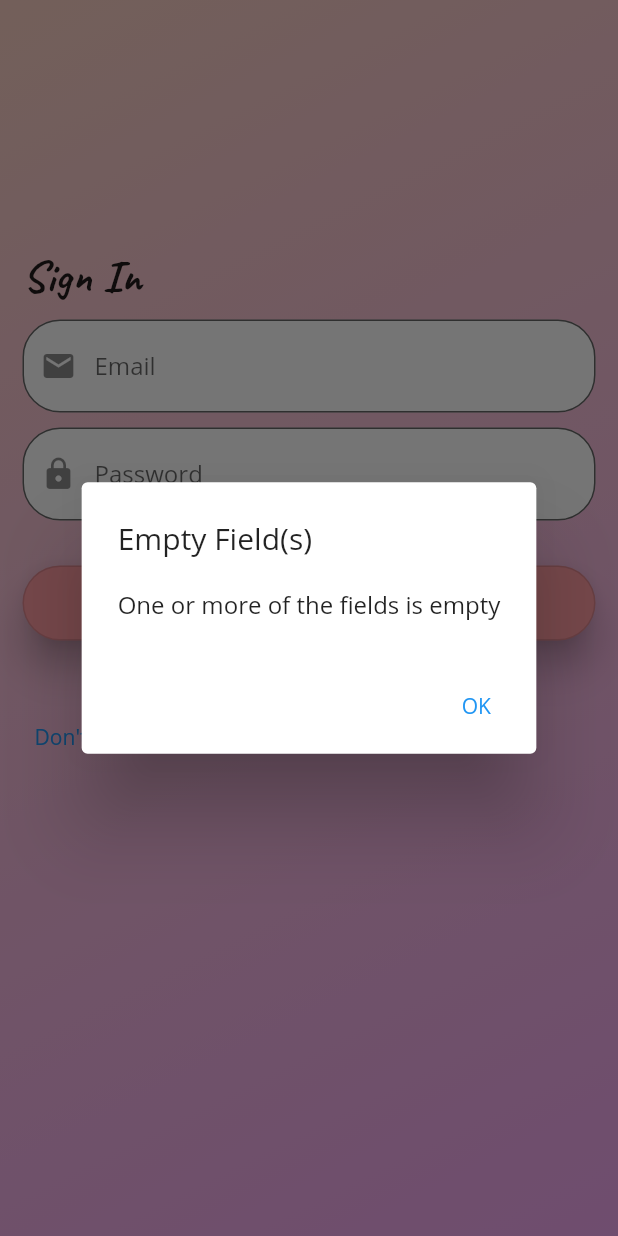
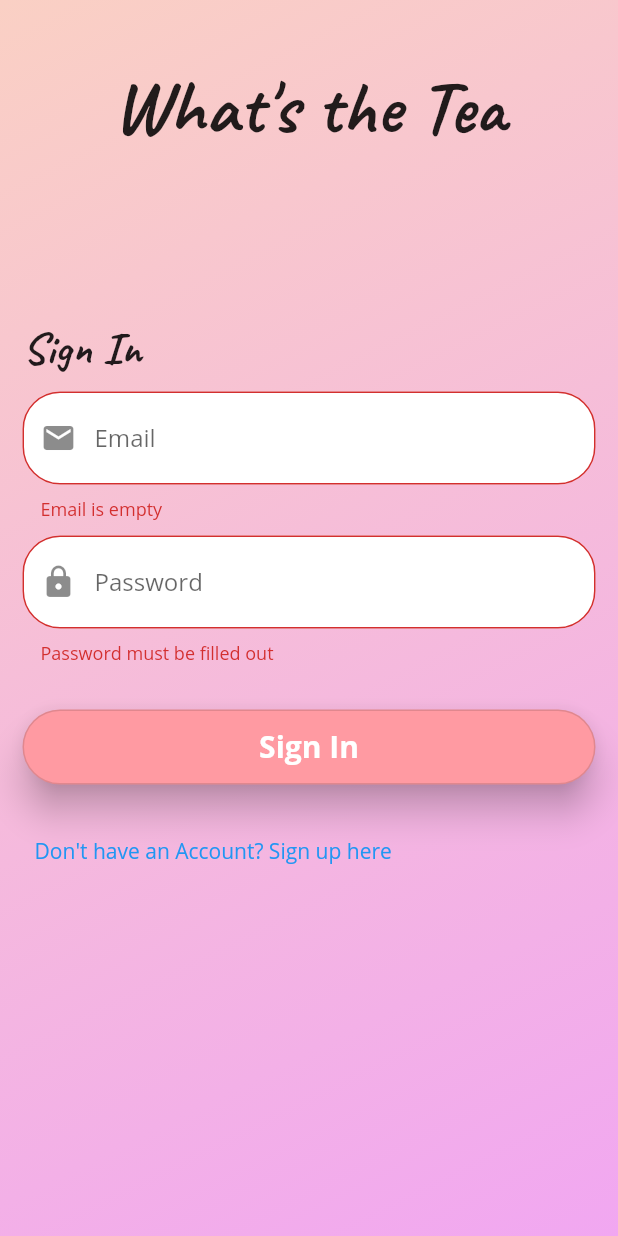
Before and after one commit to squach28/whats_the_tea, a Flutter app: the screen it shows after launch, after a tap on "Sign In", on a phone screen of 412 x 824 dp. Run offline on Flutter 3.47's test engine with Material 2 defaults, Android fonts, the phone set to English and light mode, and no system bars; our stand-ins replace cloud_firestore, firebase_auth, firebase_core; accounts and stored records are empty.

Commit message:
added validators to sign up and sign in

```diff
--- a/lib/view/sign_in.dart
+++ b/lib/view/sign_in.dart
@@ -16,6 +16,8 @@ class SignInPage extends StatefulWidget {
 
 class _SignInPageState extends State<SignInPage> {
   final auth = AuthService();
+  final formKey = GlobalKey<FormState>();
+  AutovalidateMode autoValidateMode = AutovalidateMode.disabled;
   final emailController = TextEditingController();
   final passwordController = TextEditingController();
   FocusNode emailFocus = FocusNode();
@@ -177,8 +179,18 @@ class _SignInPageState extends State<SignInPage> {
             child: Column(
               crossAxisAlignment: CrossAxisAlignment.start,
               children: <Widget>[
+                Center(
+                  child: Padding(
+                    padding: EdgeInsets.only(top: 25.0, bottom: 10.0),
+                    child: Text("What's the Tea",
+                        style: TextStyle(
+                        fontSize: 50.0,
+                        fontWeight: FontWeight.bold,
+                        fontFamily: 'Caveat'),),
+                  ),
+                ),
                 Padding(
-                  padding: EdgeInsets.only(top: 150.0, bottom: 10.0),
+                  padding: EdgeInsets.only(top: 100.0, bottom: 10.0),
                   child: Text(
                     'Sign In',
                     style: TextStyle(
@@ -187,13 +199,28 @@ class _SignInPageState extends State<SignInPage> {
                         fontFamily: 'Caveat'),
                   ),
                 ),
-                Column(children: <Widget>[
+                Form(
+                    key: formKey,
+                    autovalidateMode: autoValidateMode,
+                    child: Column(children: <Widget>[
                       Theme(
                         data: Theme.of(context).copyWith(
                             primaryColor: Color.fromARGB(255, 46, 25, 118)),
-                    child: TextField(
+                        child: TextFormField(
                           focusNode: emailFocus,
                           controller: emailController,
+                          validator: (value) {
+                            if (value.isEmpty) {
+                              return 'Email is empty';
+                            }
+                            if (!validateEmail(value)) {
+                              return 'The email is not valid';
+                            }
+                            return null;
+                          },
+                          onChanged: (value) {
+
+                          },
                           decoration: InputDecoration(
                             fillColor: Colors.white,
                             filled: true,
@@ -216,9 +243,15 @@ class _SignInPageState extends State<SignInPage> {
                       Theme(
                         data: Theme.of(context).copyWith(
                             primaryColor: Color.fromARGB(255, 46, 25, 118)),
-                    child: TextField(
+                        child: TextFormField(
                           focusNode: passwordFocus,
                           controller: passwordController,
+                          validator: (value) {
+                            if (value.isEmpty) {
+                              return 'Password must be filled out';
+                            }
+                            return null;
+                          },
                           decoration: InputDecoration(
                             fillColor: Colors.white,
                             filled: true,
@@ -238,7 +271,7 @@ class _SignInPageState extends State<SignInPage> {
                           obscureText: true,
                         ),
                       ),
-                ]),
+                    ])),
                 SizedBox(height: 30.0),
                 SizedBox(
                   width: double.infinity,
@@ -261,6 +294,7 @@ class _SignInPageState extends State<SignInPage> {
                                 borderRadius: new BorderRadius.circular(25.0))),
                       ),
                       onPressed: () async {
+                        if (formKey.currentState.validate()) {
                           bool signInSuccess = await signIn();
                           if (signInSuccess) {
                             Navigator.pushReplacement(
@@ -269,9 +303,14 @@ class _SignInPageState extends State<SignInPage> {
                                     builder: (BuildContext context) =>
                                         HomePage()));
                           }
+                        } else {
+                          setState(() {
+                            autoValidateMode = AutovalidateMode.always;
+                          });
+                        }
                       }),
                 ),
-                SizedBox(height: 40.0),
+                SizedBox(height: 20.0),
                 TextButton(
                     child: Text("Don't have an Account? Sign up here"),
                     onPressed: () {
--- a/lib/view/sign_up.dart
+++ b/lib/view/sign_up.dart
@@ -23,6 +23,8 @@ class SignUpPageState extends State<SignUpPage> {
   final confirmPasswordController = TextEditingController();
   final auth = AuthService(); // service to handle authentication
   final userService = UserService(); // service to handle firestore requests
+
+  AutovalidateMode autoValidateMode = AutovalidateMode.disabled;
 
   // validates an inputted string and returns true if the string is a valid email
   // returns false if the inputted string is not a valid email
@@ -233,6 +235,7 @@ class SignUpPageState extends State<SignUpPage> {
             ),
             Form(
                 key: formKey,
+                autovalidateMode: autoValidateMode,
                 child: Column(children: <Widget>[
                   Theme(
                     data: Theme.of(context).copyWith(
@@ -401,8 +404,7 @@ class SignUpPageState extends State<SignUpPage> {
                       obscureText: true,
                     ),
                   ),
-                ])),
-            SizedBox(height: 30.0),
+                  SizedBox(height: 15.0),
                   SizedBox(
                     width: double.infinity,
                     height: 50.0,
@@ -422,7 +424,8 @@ class SignUpPageState extends State<SignUpPage> {
                           elevation: MaterialStateProperty.all<double>(10.0),
                           shape: MaterialStateProperty.all<OutlinedBorder>(
                               RoundedRectangleBorder(
-                            borderRadius: new BorderRadius.circular(25.0))),
+                                  borderRadius:
+                                      new BorderRadius.circular(25.0))),
                         ),
                         onPressed: () async {
                           if (formKey.currentState.validate()) {
@@ -431,12 +434,18 @@ class SignUpPageState extends State<SignUpPage> {
                               Navigator.pushReplacement(
                                   context,
                                   MaterialPageRoute(
-                                builder: (BuildContext context) => HomePage()));
+                                      builder: (BuildContext context) =>
+                                          HomePage()));
                             }
+                          } else {
+                            setState(() {
+                              autoValidateMode = AutovalidateMode.always;
+                            });
                           }
                         }), // end of onPressed
                   ),
-            SizedBox(height: 40.0),
+                ])),
+            SizedBox(height: 10.0),
             TextButton(
                 // button to navigate to sign up page TODO make it look pretty
                 child: Text("Already have an account? Sign in here"),
```
Lines whose indentation alone changed are shown as unchanged.
